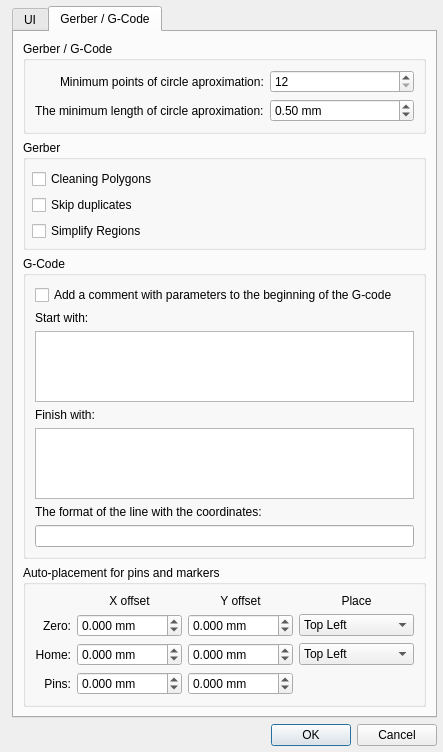
XRay3D/GERBER_X3, file G2G/settingsdialog.ui: the form before one commit.
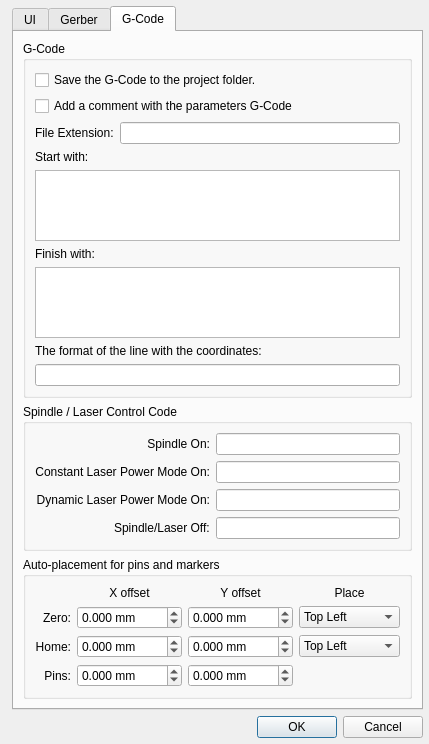
The form after the commit. Custom widgets are drawn as their Qt base class.

The edit to the form file:
```diff
--- a/G2G/settingsdialog.ui
+++ b/G2G/settingsdialog.ui
@@ -6,8 +6,8 @@
    <rect>
     <x>0</x>
     <y>0</y>
-    <width>443</width>
-    <height>716</height>
+    <width>399</width>
+    <height>663</height>
    </rect>
   </property>
   <property name="windowTitle">
@@ -39,7 +39,7 @@
    <item row="0" column="1">
     <widget class="QTabWidget" name="tabWidget">
      <property name="currentIndex">
-      <number>1</number>
+      <number>2</number>
      </property>
      <widget class="QWidget" name="tab">
       <attribute name="title">
@@ -212,9 +212,9 @@
      </widget>
      <widget class="QWidget" name="tab_2">
       <attribute name="title">
-       <string>Gerber / G-Code</string>
+       <string>Gerber</string>
       </attribute>
-      <layout class="QVBoxLayout" name="verticalLayout" stretch="0,0,1,0">
+      <layout class="QVBoxLayout" name="verticalLayout" stretch="0,0,0">
        <item>
         <widget class="QGroupBox" name="groupBox_4">
          <property name="title">
@@ -316,51 +316,149 @@
         </widget>
        </item>
        <item>
+        <spacer name="verticalSpacer">
+         <property name="orientation">
+          <enum>Qt::Vertical</enum>
+         </property>
+         <property name="sizeHint" stdset="0">
+          <size>
+           <width>20</width>
+           <height>40</height>
+          </size>
+         </property>
+        </spacer>
+       </item>
+      </layout>
+     </widget>
+     <widget class="QWidget" name="tab_3">
+      <attribute name="title">
+       <string>G-Code</string>
+      </attribute>
+      <layout class="QVBoxLayout" name="verticalLayout_3">
+       <item>
         <widget class="QGroupBox" name="groupBox_3">
          <property name="title">
           <string>G-Code</string>
          </property>
-         <layout class="QVBoxLayout" name="verticalLayout_3">
-          <item>
-           <widget class="QCheckBox" name="chbxInfo">
+         <layout class="QGridLayout" name="gridLayout_4">
+          <item row="2" column="0">
+           <widget class="QLabel" name="label_14">
             <property name="text">
-             <string>Add a comment with parameters to the beginning of the G-code</string>
+             <string>File Extension:</string>
             </property>
            </widget>
           </item>
-          <item>
-           <widget class="QLabel" name="label">
-            <property name="text">
-             <string>Start with:</string>
-            </property>
-           </widget>
+          <item row="2" column="1">
+           <widget class="QLineEdit" name="leFileExtension"/>
           </item>
-          <item>
+          <item row="5" column="0" colspan="2">
            <widget class="QPlainTextEdit" name="pteStart"/>
           </item>
-          <item>
-           <widget class="QLabel" name="label_2">
-            <property name="text">
-             <string>Finish with:</string>
-            </property>
-           </widget>
-          </item>
-          <item>
+          <item row="7" column="0" colspan="2">
            <widget class="QPlainTextEdit" name="pteEnd"/>
           </item>
-          <item>
-           <widget class="QLabel" name="label_3">
-            <property name="text">
-             <string>The format of the line with the coordinates:</string>
-            </property>
-           </widget>
-          </item>
-          <item>
+          <item row="9" column="0" colspan="2">
            <widget class="QLineEdit" name="leFormat">
             <property name="toolTip">
              <string>&lt;html&gt;&lt;head/&gt;&lt;body&gt;&lt;p&gt;Default &lt;span style=&quot; font-weight:600;&quot;&gt;G?X?Y?Z?F?S?&lt;/span&gt;&lt;/p&gt;&lt;p&gt;&lt;span style=&quot; font-weight:600;&quot;&gt;?&lt;/span&gt; - only if the value has changed.&lt;/p&gt;&lt;p&gt;&lt;span style=&quot; font-weight:600;&quot;&gt;+&lt;/span&gt; - always.&lt;/p&gt;&lt;p&gt;If one of the commands &lt;span style=&quot; font-weight:600;&quot;&gt;G, X, Y, Z, F&lt;/span&gt; and&lt;span style=&quot; font-weight:600;&quot;&gt; S&lt;/span&gt; is missing, it will not be inserted into the G-code.&lt;/p&gt;&lt;p&gt;If there is a space between the teams, then it will also be inserted into the G-code.&lt;/p&gt;&lt;p&gt;&lt;br/&gt;&lt;/p&gt;&lt;/body&gt;&lt;/html&gt;</string>
             </property>
            </widget>
+          </item>
+          <item row="8" column="0" colspan="2">
+           <widget class="QLabel" name="label_3">
+            <property name="text">
+             <string>The format of the line with the coordinates:</string>
+            </property>
+           </widget>
+          </item>
+          <item row="6" column="0" colspan="2">
+           <widget class="QLabel" name="label_2">
+            <property name="text">
+             <string>Finish with:</string>
+            </property>
+           </widget>
+          </item>
+          <item row="4" column="0" colspan="2">
+           <widget class="QLabel" name="label">
+            <property name="text">
+             <string>Start with:</string>
+            </property>
+           </widget>
+          </item>
+          <item row="1" column="0" colspan="2">
+           <widget class="QCheckBox" name="chbxInfo">
+            <property name="text">
+             <string>Add a comment with the parameters G-Сode</string>
+            </property>
+           </widget>
+          </item>
+          <item row="0" column="0" colspan="2">
+           <widget class="QCheckBox" name="chbxSameGFolder">
+            <property name="text">
+             <string>Save the G-Code to the project folder.</string>
+            </property>
+           </widget>
+          </item>
+         </layout>
+        </widget>
+       </item>
+       <item>
+        <widget class="QGroupBox" name="groupBox_6">
+         <property name="title">
+          <string>Spindle / Laser Control Code</string>
+         </property>
+         <layout class="QFormLayout" name="formLayout_2">
+          <property name="labelAlignment">
+           <set>Qt::AlignRight|Qt::AlignTrailing|Qt::AlignVCenter</set>
+          </property>
+          <item row="0" column="0">
+           <widget class="QLabel" name="label_10">
+            <property name="text">
+             <string>Spindle On:</string>
+            </property>
+            <property name="alignment">
+             <set>Qt::AlignRight|Qt::AlignTrailing|Qt::AlignVCenter</set>
+            </property>
+           </widget>
+          </item>
+          <item row="0" column="1">
+           <widget class="QLineEdit" name="leSpindleCC"/>
+          </item>
+          <item row="1" column="0">
+           <widget class="QLabel" name="label_11">
+            <property name="text">
+             <string>Constant Laser Power Mode On:</string>
+            </property>
+            <property name="alignment">
+             <set>Qt::AlignRight|Qt::AlignTrailing|Qt::AlignVCenter</set>
+            </property>
+           </widget>
+          </item>
+          <item row="1" column="1">
+           <widget class="QLineEdit" name="leLaserCPC"/>
+          </item>
+          <item row="2" column="0">
+           <widget class="QLabel" name="label_12">
+            <property name="text">
+             <string>Dynamic Laser Power Mode On:</string>
+            </property>
+            <property name="alignment">
+             <set>Qt::AlignRight|Qt::AlignTrailing|Qt::AlignVCenter</set>
+            </property>
+           </widget>
+          </item>
+          <item row="2" column="1">
+           <widget class="QLineEdit" name="leLaserDPC"/>
+          </item>
+          <item row="3" column="0">
+           <widget class="QLabel" name="label_13">
+            <property name="text">
+             <string>Spindle/Laser Off:</string>
+            </property>
+           </widget>
+          </item>
+          <item row="3" column="1">
+           <widget class="QLineEdit" name="leSpindleLaserOff"/>
           </item>
          </layout>
         </widget>
```
